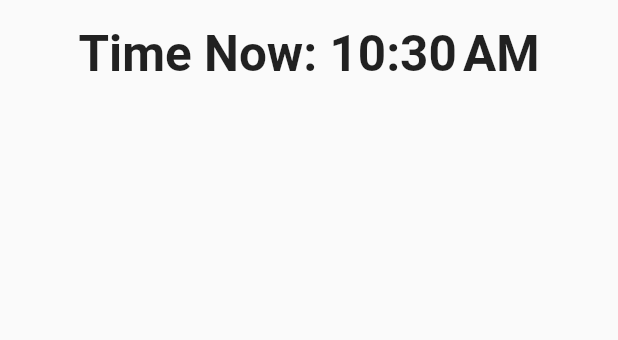
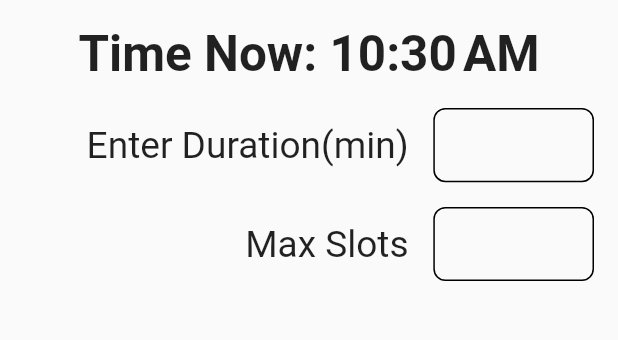
Before and after one commit to SyedMahamudulHasan/kotha, a Flutter app: the SlotScreen screen opened by its route, on a phone screen of 412 x 824 dp, the part 74-414 px from its top. Run offline on Flutter 3.47's test engine with Material 2 defaults, Android fonts, the phone set to English and light mode, and no system bars; our stand-ins replace flutter_riverpod.

Commit message:
input taker part in slot screen

```diff
--- a/lib/main.dart
+++ b/lib/main.dart
@@ -1,9 +1,10 @@
 import 'package:flutter/material.dart';
+import 'package:flutter_riverpod/flutter_riverpod.dart';
 import 'package:kotha/view/screens/dash_screen.dart';
 import 'package:kotha/view/screens/slot_screen.dart';
 
 void main() {
-  runApp(const MyApp());
+  runApp(const ProviderScope(child: MyApp()));
 }
 
 class MyApp extends StatelessWidget {
--- a/lib/view/screens/slot_screen.dart
+++ b/lib/view/screens/slot_screen.dart
@@ -13,11 +13,22 @@ class SlotScreen extends ConsumerStatefulWidget {
 
 class _SlotScreenState extends ConsumerState<SlotScreen> {
   DateTime? currentTime;
+  TextEditingController? _durationCtr;
+  TextEditingController? _slotCtr;
 
   @override
   void initState() {
     currentTime = DateTime.now();
+    _slotCtr = TextEditingController();
+    _durationCtr = TextEditingController();
     super.initState();
+  }
+
+  @override
+  void dispose() {
+    _durationCtr!.dispose();
+    _slotCtr!.dispose();
+    super.dispose();
   }
 
   _getCurrentTime() {
@@ -43,10 +54,67 @@ class _SlotScreenState extends ConsumerState<SlotScreen> {
                   fontSize: size.width * 0.08,
                 ),
               ),
+              SizedBox(height: size.width * 0.04),
+              //====================>>> time duration
+              Row(
+                mainAxisAlignment: MainAxisAlignment.end,
+                children: [
+                  Text(
+                    "Enter Duration(min)",
+                    style: TextStyle(
+                      fontSize: size.width * 0.06,
+                      fontWeight: FontWeight.w400,
+                    ),
+                  ),
+                  SizedBox(width: size.width * 0.04),
+                  SizedBox(
+                      width: size.width * 0.26,
+                      height: size.width * 0.12,
+                      child: TextFormField(
+                        controller: _durationCtr,
+                        decoration: InputDecoration(
+                          border: InputBorder.none,
+                          enabledBorder: inputBorder(),
+                          focusedBorder: inputBorder(),
+                        ),
+                      ))
+                ],
+              ),
+              SizedBox(height: size.height * 0.02),
+              Row(
+                mainAxisAlignment: MainAxisAlignment.end,
+                children: [
+                  Text(
+                    "Max Slots",
+                    style: TextStyle(
+                      fontSize: size.width * 0.06,
+                      fontWeight: FontWeight.w400,
+                    ),
+                  ),
+                  SizedBox(width: size.width * 0.04),
+                  SizedBox(
+                      width: size.width * 0.26,
+                      height: size.width * 0.12,
+                      child: TextFormField(
+                        controller: _slotCtr,
+                        decoration: InputDecoration(
+                          border: InputBorder.none,
+                          enabledBorder: inputBorder(),
+                          focusedBorder: inputBorder(),
+                        ),
+                      ))
+                ],
+              ),
             ],
           ),
         ),
       ),
     );
   }
+
+  OutlineInputBorder inputBorder() {
+    return OutlineInputBorder(
+      borderRadius: BorderRadius.circular(8),
+    );
+  }
 }
```
